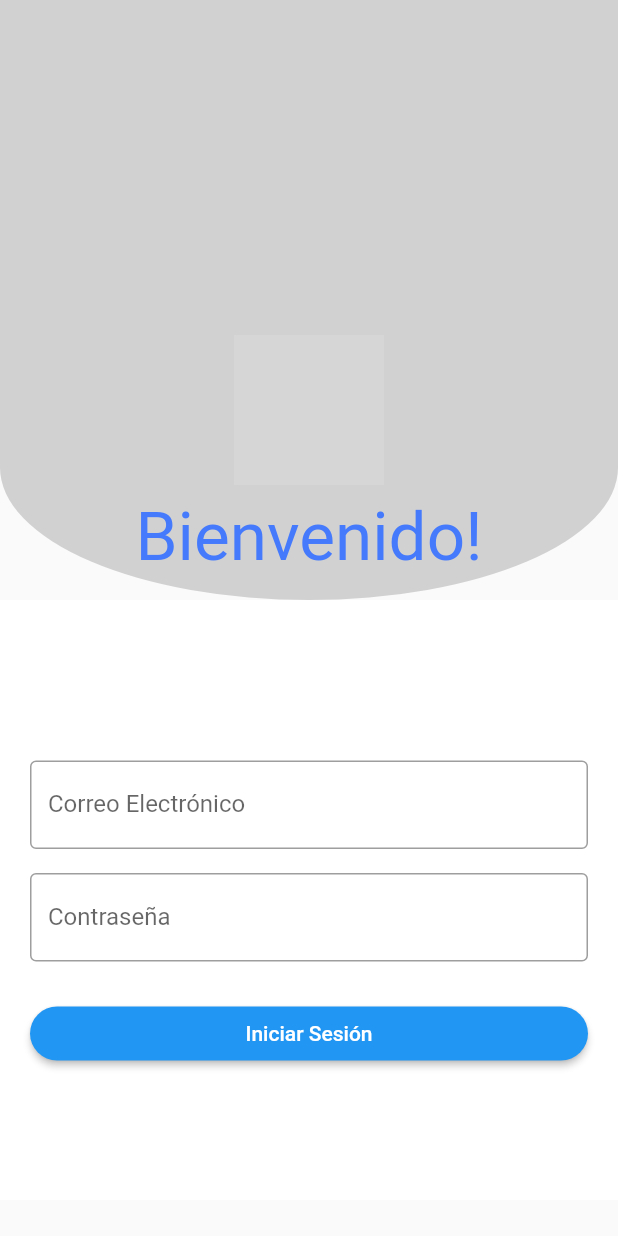
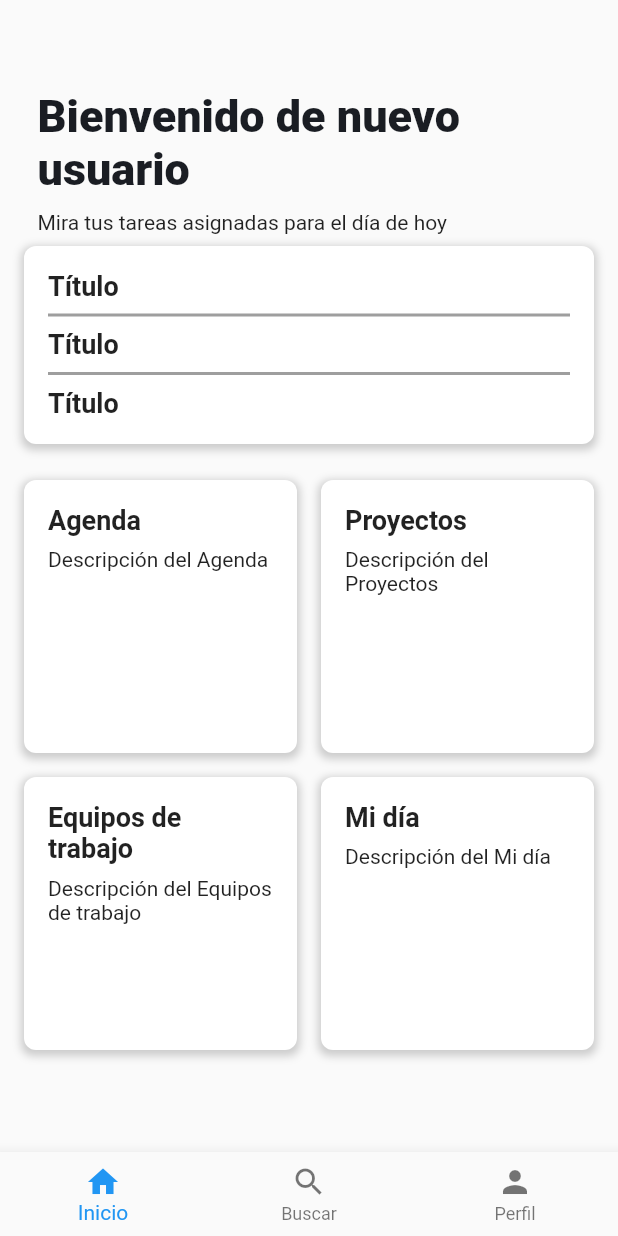
Before and after one commit to Asael-Garcia/TaskFlow, a Flutter app: the screen it shows after launch, on a phone screen of 412 x 824 dp. Run offline on Flutter 3.47's test engine with Material 2 defaults, Android fonts, the phone set to English and light mode, and no system bars; grey boxes are pictures that could not be loaded.

Commit message:
home adicionado

```diff
--- /dev/null
+++ b/task_flow/lib/home/home.dart
@@ -0,0 +1,177 @@
+import 'package:flutter/material.dart';
+
+class home extends StatefulWidget {
+  const home({super.key});
+
+  @override
+  State<home> createState() => _homeState();
+}
+
+class _homeState extends State<home> {
+  @override
+  Widget build(BuildContext context) {
+    return MaterialApp(
+        home: Scaffold(
+      body: ListView(
+        children: [
+          //contenedor de bienvenida del usuarios
+          const Column(
+            crossAxisAlignment:
+                CrossAxisAlignment.start, // Alinea el texto a la izquierda
+            children: [
+              Padding(
+                padding: EdgeInsets.only(
+                    left: 25,
+                    top: 60), // Añade un padding de 5 unidades a la izquierda
+                child: Text(
+                  "Bienvenido de nuevo usuario",
+                  style: TextStyle(
+                    fontSize: 30,
+                    color: Color.fromRGBO(26, 29, 35, 1),
+                    fontWeight: FontWeight.w800, // Fuente en negrita
+                  ),
+                ),
+              ),
+              Padding(
+                padding: EdgeInsets.only(
+                    left: 25,
+                    top: 10), // Añade un padding de 5 unidades a la izquierda
+                child: Text("Mira tus tareas asignadas para el día de hoy"),
+              ),
+            ],
+          ),
+          //contenedor de las tareas pendientes para el día
+          Container(
+              margin: const EdgeInsets.symmetric(vertical: 8, horizontal: 16),
+              padding: const EdgeInsets.all(16),
+              decoration: BoxDecoration(
+                color: Colors.white,
+                borderRadius: BorderRadius.circular(8),
+                boxShadow: [
+                  BoxShadow(
+                    color: Colors.grey.withOpacity(0.5),
+                    spreadRadius: 2,
+                    blurRadius: 4,
+                    offset: Offset(0, 2),
+                  ),
+                ],
+              ),
+              child: Container(
+                height: 100,
+                child: ListView(
+                  shrinkWrap:
+                      true, // Ajusta el tamaño del ListView al contenido
+                  children: [
+                    Column(
+                      crossAxisAlignment: CrossAxisAlignment.start,
+                      children: [
+                        Text(
+                          "Título",
+                          style: TextStyle(
+                              fontSize: 18, fontWeight: FontWeight.bold),
+                        ),
+                        Container(
+                          height: 2, // Altura de la línea
+                          color: Colors.grey, // Color de la línea
+                          margin: EdgeInsets.symmetric(
+                              vertical: 8), // Margen entre título y descripción
+                        ),
+                        Text(
+                          "Título",
+                          style: TextStyle(
+                              fontSize: 18, fontWeight: FontWeight.bold),
+                        ),
+                        Container(
+                          height: 2, // Altura de la línea
+                          color: Colors.grey, // Color de la línea
+                          margin: EdgeInsets.symmetric(
+                              vertical: 8), // Margen entre título y descripción
+                        ),
+                        Text(
+                          "Título",
+                          style: TextStyle(
+                              fontSize: 18, fontWeight: FontWeight.bold),
+                        ),
+                        Container(
+                          height: 2, // Altura de la línea
+                          color: Colors.grey, // Color de la línea
+                          margin: EdgeInsets.symmetric(
+                              vertical: 8), // Margen entre título y descripción
+                        ),
+                      ],
+                    ),
+                  ],
+                ),
+              )),
+          //widgets de Agenda, proyecttos, Equipos de trabajo y mi dia
+          Container(
+            padding: const EdgeInsets.all(16),
+            child: GridView.count(
+              crossAxisCount: 2,
+              crossAxisSpacing: 16,
+              mainAxisSpacing: 16,
+              shrinkWrap: true, // Para que tome solo el espacio necesario
+              physics:NeverScrollableScrollPhysics(), // Deshabilitar el desplazamiento del ListView
+              children: [
+                _buildItemWidget("Agenda"),
+                _buildItemWidget("Proyectos"),
+                _buildItemWidget("Equipos de trabajo"),
+                _buildItemWidget("Mi día"),
+              ],
+            ),
+          ),
+        ],
+      ),
+       bottomNavigationBar: BottomNavigationBar(
+          items: const <BottomNavigationBarItem>[
+            BottomNavigationBarItem(
+              icon: Icon(Icons.home),
+              label: 'Inicio',
+            ),
+            BottomNavigationBarItem(
+              icon: Icon(Icons.search),
+              label: 'Buscar',
+            ),
+            BottomNavigationBarItem(
+              icon: Icon(Icons.person),
+              label: 'Perfil',
+            ),
+          ],
+        ),
+
+    ),
+    );
+  }
+}
+
+Widget _buildItemWidget(String title) {
+  return Container(
+    padding: const EdgeInsets.all(16),
+    decoration: BoxDecoration(
+      color: Colors.white,
+      borderRadius: BorderRadius.circular(8),
+      boxShadow: [
+        BoxShadow(
+          color: Colors.grey.withOpacity(0.5),
+          spreadRadius: 2,
+          blurRadius: 4,
+          offset: Offset(0, 2),
+        ),
+      ],
+    ),
+    child: Column(
+      crossAxisAlignment: CrossAxisAlignment.start,
+      children: [
+        Text(
+          title,
+          style: const TextStyle(fontSize: 18, fontWeight: FontWeight.bold),
+        ),
+        SizedBox(height: 8),
+        Text(
+          "Descripción del $title",
+          style: const TextStyle(fontSize: 14),
+        ),
+      ],
+    ),
+  );
+}
--- a/task_flow/lib/login/login.dart
+++ b/task_flow/lib/login/login.dart
@@ -76,6 +76,9 @@ class _loginState extends State<login> {
                   ElevatedButton(
                     onPressed: () {
                       // Aquí puedes agregar la lógica para manejar el inicio de sesión
+
+                      Navigator.pushNamed(context, '/home');
+
                     },
                     child: Text('Iniciar Sesión'),
                     style: ElevatedButton.styleFrom(
--- a/task_flow/lib/main.dart
+++ b/task_flow/lib/main.dart
@@ -1,6 +1,7 @@
 import 'package:flutter/material.dart';
 import 'package:task_flow/landing/landing.dart';
 import 'package:task_flow/login/login.dart';
+import 'package:task_flow/home/home.dart';
 
 
 void main(List<String> args) {
@@ -12,10 +13,11 @@ class taskFlowApp extends StatelessWidget {
   @override
   Widget build(BuildContext context) {
     return MaterialApp(
-      initialRoute: '/login',
+      initialRoute: '/home',
       routes: {
         '/':(context)=>landing(),
-        '/login':(context)=>login()
+        '/login':(context)=>login(),
+        '/home':(context)=>home()
       },
     );
   }
```
